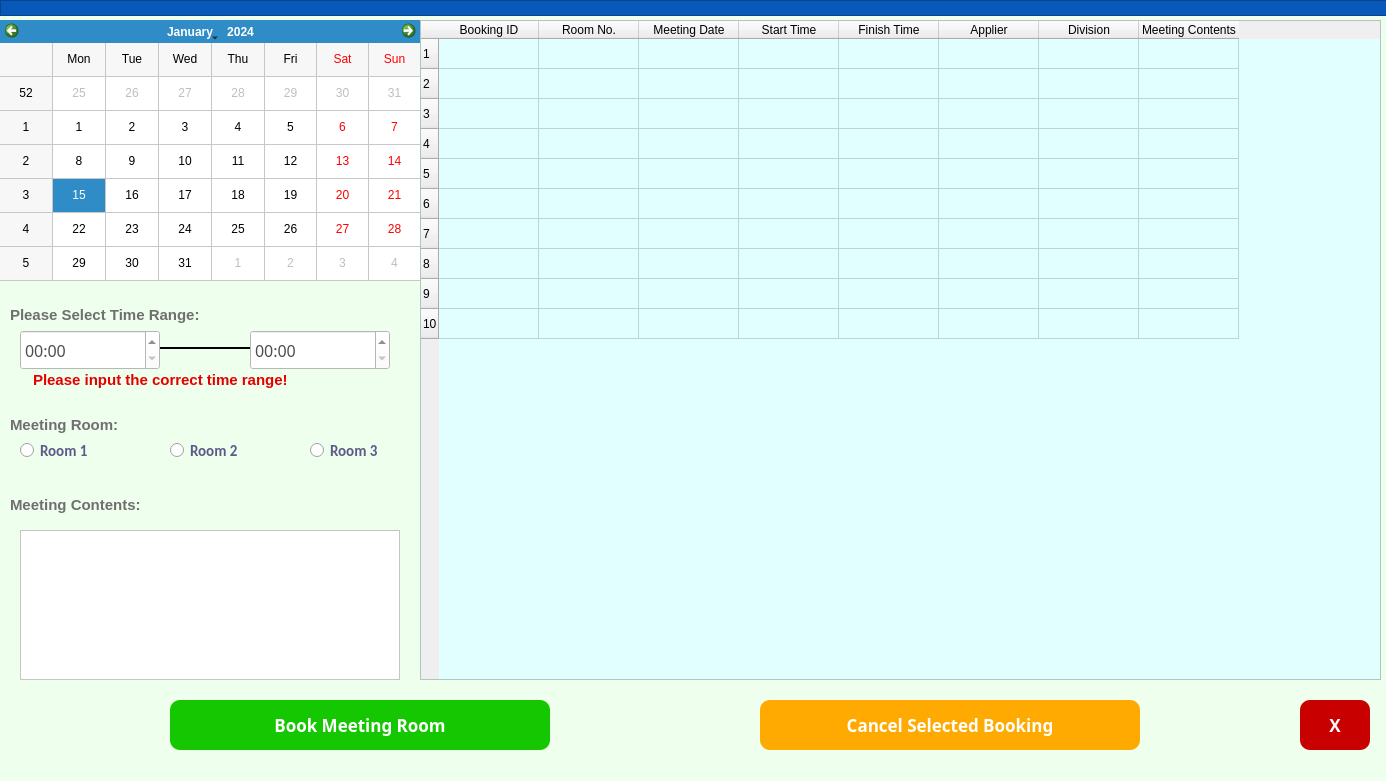
Above: ui_highDPI/bookmeetingroom.ui from Josefina-Hernandez/akt_hr_tool before the change. Below: the same form after it.
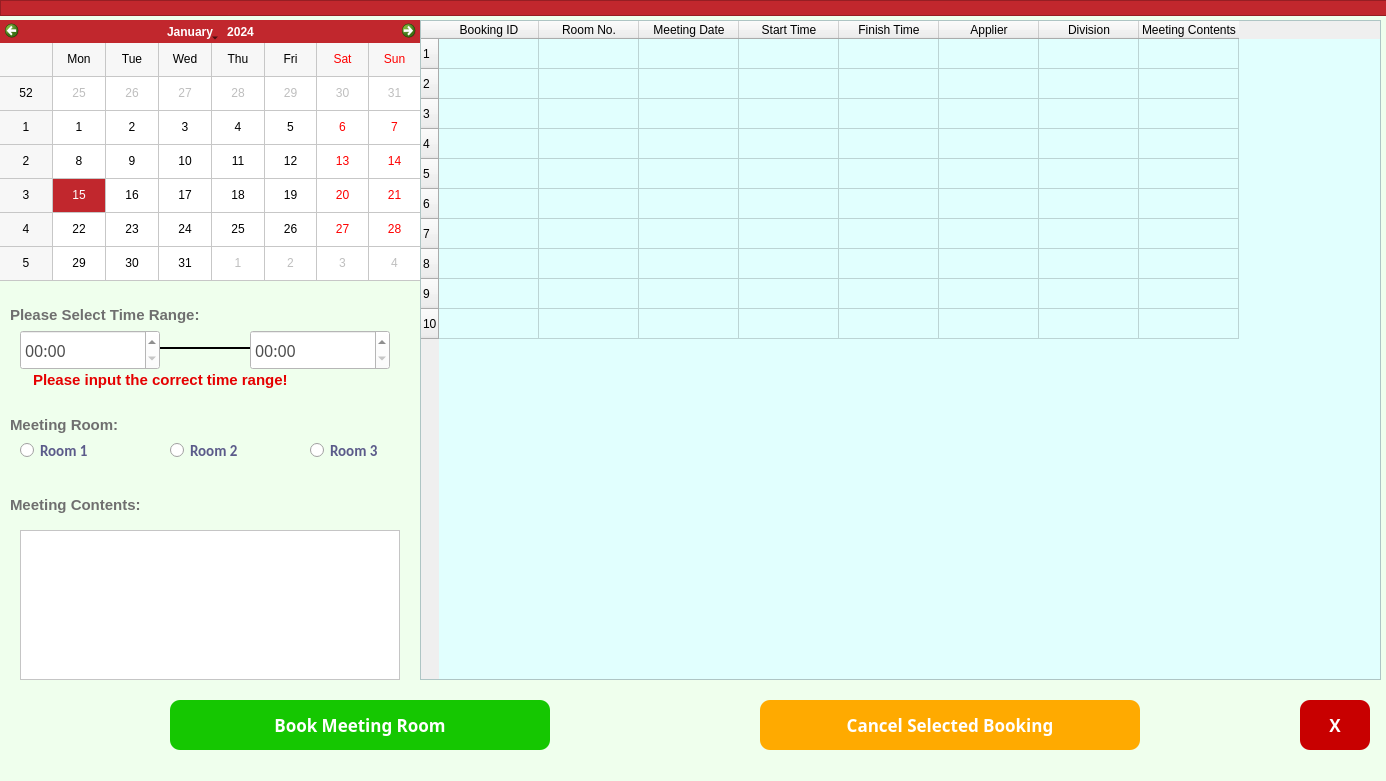
That is the form after the change.

What changed in the file:
```diff
--- a/ui_highDPI/bookmeetingroom.ui
+++ b/ui_highDPI/bookmeetingroom.ui
@@ -49,6 +49,17 @@
       <bold>false</bold>
      </font>
     </property>
+    <property name="styleSheet">
+     <string notr="true">QCalendarWidget QTableView {
+    selection-background-color: #C1272D;
+}
+
+#qt_calendar_navigationbar {
+    background-color: #C1272D;
+	font-weight: bold;
+    color: white;
+}</string>
+    </property>
     <property name="gridVisible">
      <bool>true</bool>
     </property>
@@ -219,7 +230,7 @@
     <property name="styleSheet">
      <string notr="true">QFrame
 {
-	background-color:rgb(8, 88, 186);
+	background-color:#C1272D;
 
 }</string>
     </property>
```
Left out of the diff: 6 changed lines with no effect on the pictures.
